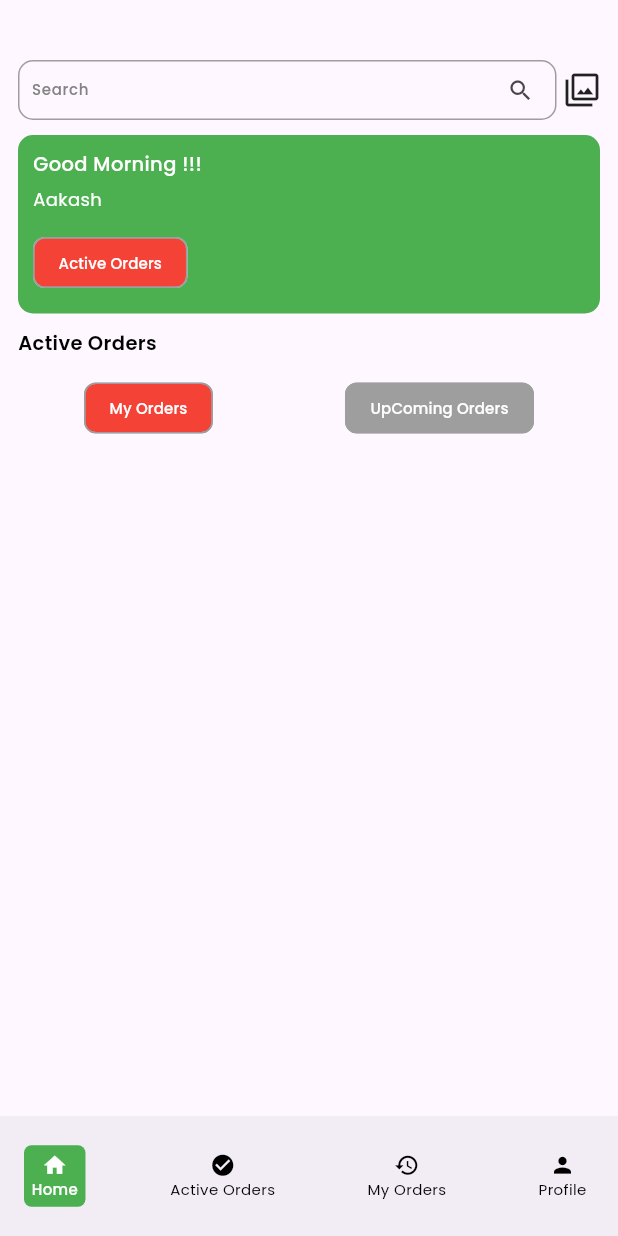
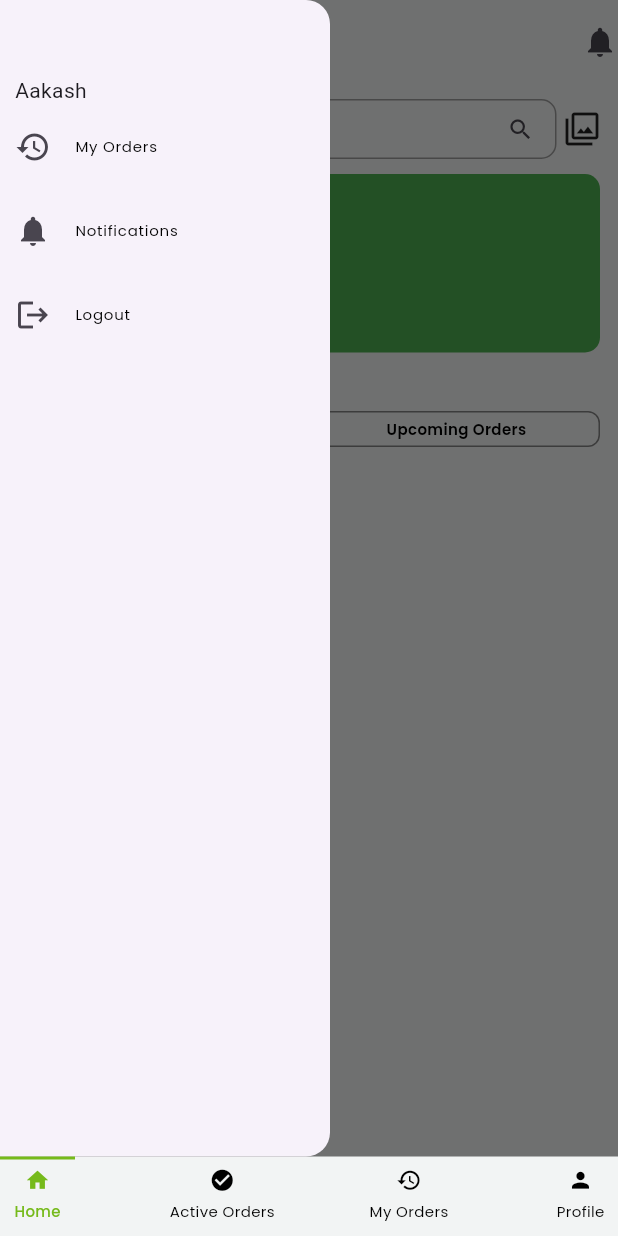
Before and after one commit to Nitin-U/cleanerapp, a Flutter app: the DashboardView screen opened directly, with the side drawer open (before the commit the screen has no drawer), on a phone screen of 412 x 824 dp. Run offline on Flutter 3.47's test engine with Material 3 defaults, Android fonts, the phone set to English and light mode, and no system bars; our stand-ins replace google_fonts, pinput.

Commit message:
create tab bar for the my orders screen

```diff
--- a/lib/main.dart
+++ b/lib/main.dart
@@ -1,4 +1,5 @@
 import 'package:cleanerapp/providers/cleaner_app_provider.dart';
+import 'package:cleanerapp/utils/appcolors.dart';
 import 'package:cleanerapp/view/splash_screen/splash_screen.dart';
 import 'package:flutter/material.dart';
 import 'package:provider/provider.dart';
@@ -14,10 +15,7 @@ class MyApp extends StatelessWidget {
   Widget build(BuildContext context) {
     return MaterialApp(
         debugShowCheckedModeBanner: false,
-        theme: ThemeData(
-          colorScheme: ColorScheme.fromSeed(seedColor: Colors.deepPurple),
-          useMaterial3: true,
-        ),
+        theme: ThemeData(),
         home: SplashScreen());
   }
 }
--- a/lib/utils/appcolors.dart
+++ b/lib/utils/appcolors.dart
@@ -5,4 +5,5 @@ class CleanerAppcolors {
   static const primaryWhitecolor = Color(0xffffffff);
   static const primaryRedcolor = Color(0xffFA2C2C);
   static const primaryGreencolor = Color(0xff76BA1B);
+  static const primarylightgreycolor = Color(0xfff2f4f4);
 }
--- a/lib/utils/style.dart
+++ b/lib/utils/style.dart
@@ -40,6 +40,14 @@ TextStyle get resendfont {
   return GoogleFonts.poppins(
     fontWeight: FontWeight.w600,
     color: Colors.black,
+    fontSize: 10,
+  );
+}
+
+TextStyle get resendwhitefont {
+  return GoogleFonts.poppins(
+    fontWeight: FontWeight.w600,
+    color: CleanerAppcolors.primaryWhitecolor,
     fontSize: 10,
   );
 }
--- a/lib/view/authentication/forgot_password/forgot_password_view/forgot_password_screen.dart
+++ b/lib/view/authentication/forgot_password/forgot_password_view/forgot_password_screen.dart
@@ -11,6 +11,7 @@ class ForgotPasswordScreen extends StatelessWidget {
   @override
   Widget build(BuildContext context) {
     return Scaffold(
+      backgroundColor: CleanerAppcolors.primarylightgreycolor,
       appBar: AppBar(),
       body: Padding(
         padding: EdgeInsets.symmetric(vertical: 50, horizontal: 20),
--- a/lib/view/authentication/login/login_view/login_view.dart
+++ b/lib/view/authentication/login/login_view/login_view.dart
@@ -1,6 +1,7 @@
 import 'package:cleanerapp/custom_widget/button.dart';
 import 'package:cleanerapp/custom_widget/cleaner_textfield.dart';
 import 'package:cleanerapp/custom_widget/transaction_route.dart';
+import 'package:cleanerapp/utils/appcolors.dart';
 import 'package:cleanerapp/utils/style.dart';
 import 'package:cleanerapp/view/authentication/forgot_password/forgot_password_view/forgot_password_screen.dart';
 import 'package:cleanerapp/view/dashboard/dashboard_view/dashboard_view.dart';
@@ -12,6 +13,7 @@ class LoginView extends StatelessWidget {
   @override
   Widget build(BuildContext context) {
     return Scaffold(
+      backgroundColor: CleanerAppcolors.primarylightgreycolor,
       body: Padding(
         padding: EdgeInsets.symmetric(horizontal: 15, vertical: 110),
         child: Column(
--- a/lib/view/authentication/otp/otp_screen_view/otp_screen_view.dart
+++ b/lib/view/authentication/otp/otp_screen_view/otp_screen_view.dart
@@ -17,6 +17,7 @@ class OtpScreenView extends StatelessWidget {
             borderRadius: BorderRadius.circular(10.51),
             border: Border.all(color: CleanerAppcolors.primarygreycolor)));
     return Scaffold(
+      backgroundColor: CleanerAppcolors.primarylightgreycolor,
       appBar: AppBar(),
       body: Padding(
         padding: EdgeInsets.symmetric(horizontal: 20, vertical: 60),
--- a/lib/view/dashboard/dashboard_view/dashboard_view.dart
+++ b/lib/view/dashboard/dashboard_view/dashboard_view.dart
@@ -1,3 +1,4 @@
+import 'package:cleanerapp/utils/appcolors.dart';
 import 'package:cleanerapp/utils/style.dart';
 import 'package:cleanerapp/view/dashboard/dashboard_provider/dashboard_provider.dart';
 import 'package:flutter/material.dart';
@@ -11,132 +12,155 @@ class DashboardView extends StatelessWidget {
     return Consumer<DashboardProvider>(
       builder: (context, dash, child) {
         return Scaffold(
-          bottomNavigationBar: BottomAppBar(
+          backgroundColor: CleanerAppcolors.primarylightgreycolor,
+          bottomNavigationBar: DecoratedBox(
+            decoration: BoxDecoration(),
             child: Row(
+              crossAxisAlignment: CrossAxisAlignment.start,
               mainAxisAlignment: MainAxisAlignment.spaceBetween,
               children: [
                 GestureDetector(
                   onTap: () {
                     dash.screenTabs(dash.currenttab = 0);
                   },
+                  child: Column(
+                    spacing: 5,
+                    mainAxisSize: MainAxisSize.min,
+                    children: [
+                      SizedBox(
+                        height: 2,
+                        width: 50,
                         child: DecoratedBox(
                             decoration: BoxDecoration(
-                        borderRadius: BorderRadius.circular(5),
-                        color: dash.currenttab == 0 ? Colors.green : null),
-                    child: Padding(
-                      padding: EdgeInsets.all(5.0),
-                      child: Column(
-                        mainAxisSize: MainAxisSize.min,
-                        children: [
+                                color: dash.currenttab == 0
+                                    ? CleanerAppcolors.primaryGreencolor
+                                    : null)),
+                      ),
                       Icon(
                         Icons.home,
                         size: 17,
                         color: dash.currenttab == 0
-                                ? Colors.white
+                            ? CleanerAppcolors.primaryGreencolor
                             : Colors.black,
                       ),
                       Text(
                         'Home',
                         style: dash.currenttab == 0
-                                ? dashboardlablefontwhite
+                            ? dashboardlablefontgreen
                             : dashboardlabelfontblack,
                       ),
+                      SizedBox(
+                        height: 5,
+                      )
                     ],
-                      ),
-                    ),
                   ),
                 ),
                 GestureDetector(
                   onTap: () {
                     dash.screenTabs(dash.currenttab = 1);
                   },
+                  child: Column(
+                    spacing: 5,
+                    mainAxisSize: MainAxisSize.min,
+                    children: [
+                      SizedBox(
+                        height: 2,
+                        width: 50,
                         child: DecoratedBox(
                             decoration: BoxDecoration(
-                        borderRadius: BorderRadius.circular(5),
-                        color: dash.currenttab == 1 ? Colors.green : null),
-                    child: Padding(
-                      padding: EdgeInsets.all(5.0),
-                      child: Column(
-                        mainAxisSize: MainAxisSize.min,
-                        children: [
+                                color: dash.currenttab == 1
+                                    ? CleanerAppcolors.primaryGreencolor
+                                    : null)),
+                      ),
                       Icon(
-                            Icons.check_circle,
+                        Icons.check_circle_sharp,
                         size: 17,
                         color: dash.currenttab == 1
-                                ? Colors.white
+                            ? CleanerAppcolors.primaryGreencolor
                             : Colors.black,
                       ),
                       Text(
                         'Active Orders',
                         style: dash.currenttab == 1
-                                ? dashboardlablefontwhite
+                            ? dashboardlablefontgreen
                             : dashboardlabelfontblack,
                       ),
+                      SizedBox(
+                        height: 5,
+                      )
                     ],
-                      ),
-                    ),
                   ),
                 ),
                 GestureDetector(
                   onTap: () {
                     dash.screenTabs(dash.currenttab = 2);
                   },
+                  child: Column(
+                    spacing: 5,
+                    mainAxisSize: MainAxisSize.min,
+                    children: [
+                      SizedBox(
+                        height: 2,
+                        width: 50,
                         child: DecoratedBox(
                             decoration: BoxDecoration(
-                        borderRadius: BorderRadius.circular(5),
-                        color: dash.currenttab == 2 ? Colors.green : null),
-                    child: Padding(
-                      padding: EdgeInsets.all(5.0),
-                      child: Column(
-                        mainAxisSize: MainAxisSize.min,
-                        children: [
+                                color: dash.currenttab == 2
+                                    ? CleanerAppcolors.primaryGreencolor
+                                    : null)),
+                      ),
                       Icon(
                         Icons.history,
                         size: 17,
                         color: dash.currenttab == 2
-                                ? Colors.white
+                            ? CleanerAppcolors.primaryGreencolor
                             : Colors.black,
                       ),
                       Text(
                         'My Orders',
                         style: dash.currenttab == 2
-                                ? dashboardlablefontwhite
+                            ? dashboardlablefontgreen
                             : dashboardlabelfontblack,
                       ),
+                      SizedBox(
+                        height: 5,
+                      )
                     ],
-                      ),
-                    ),
                   ),
                 ),
                 GestureDetector(
                   onTap: () {
                     dash.screenTabs(dash.currenttab = 3);
                   },
+                  child: Column(
+                    spacing: 5,
+                    mainAxisSize: MainAxisSize.min,
+                    children: [
+                      SizedBox(
+                        height: 2,
+                        width: 50,
                         child: DecoratedBox(
                             decoration: BoxDecoration(
-                        borderRadius: BorderRadius.circular(5),
-                        color: dash.currenttab == 3 ? Colors.green : null),
-                    child: Padding(
-                      padding: EdgeInsets.all(5.0),
-                      child: Column(
-                        mainAxisSize: MainAxisSize.min,
-                        children: [
+                                color: dash.currenttab == 3
+                                    ? CleanerAppcolors.primaryGreencolor
+                                    : null)),
+                      ),
                       Icon(
                         Icons.person,
                         size: 17,
                         color: dash.currenttab == 3
-                                ? Colors.white
+                            ? CleanerAppcolors.primaryGreencolor
                             : Colors.black,
                       ),
                       Text(
                         'Profile',
                         style: dash.currenttab == 3
-                                ? dashboardlablefontwhite
+                            ? dashboardlablefontgreen
                             : dashboardlabelfontblack,
                       ),
+                      SizedBox(
+                        height: 5,
+                      )
                     ],
-                      ),
-                    ),
                   ),
                 ),
               ],
--- a/lib/view/dashboard_screens/active_orders/active_order_screen.dart
+++ b/lib/view/dashboard_screens/active_orders/active_orders_view/active_order_screen.dart
@@ -1,3 +1,4 @@
+import 'package:cleanerapp/utils/appcolors.dart';
 import 'package:flutter/material.dart';
 
 class ActiveOrderScreen extends StatelessWidget {
@@ -5,10 +6,8 @@ class ActiveOrderScreen extends StatelessWidget {
 
   @override
   Widget build(BuildContext context) {
-    return  Scaffold(
-       appBar: AppBar(
-        backgroundColor: Colors.green,
-      ),
+    return Scaffold(
+      backgroundColor: CleanerAppcolors.primarylightgreycolor,
     );
   }
 }
--- /dev/null
+++ b/lib/view/dashboard_screens/home/components/cleaner_app_drawer/cleaner_app_drawer.dart
@@ -0,0 +1,49 @@
+import 'package:flutter/material.dart';
+
+import '../../../../../utils/style.dart';
+
+class CleanerAppDrawer extends StatelessWidget {
+  const CleanerAppDrawer({
+    super.key,
+  });
+
+  @override
+  Widget build(BuildContext context) {
+    return Drawer(
+      width: 220,
+      child: Padding(
+        padding: EdgeInsets.symmetric(horizontal: 10, vertical: 50),
+        child: Column(
+          crossAxisAlignment: CrossAxisAlignment.start,
+          children: [
+            Text('Aakash'),
+            ListTile(
+              contentPadding: EdgeInsets.all(0),
+              leading: Icon(Icons.history),
+              title: Text(
+                'My Orders',
+                style: dashboardlabelfontblack,
+              ),
+            ),
+            ListTile(
+              contentPadding: EdgeInsets.all(0),
+              leading: Icon(Icons.notifications),
+              title: Text(
+                'Notifications',
+                style: dashboardlabelfontblack,
+              ),
+            ),
+            ListTile(
+              contentPadding: EdgeInsets.all(0),
+              leading: Icon(Icons.logout),
+              title: Text(
+                'Logout',
+                style: dashboardlabelfontblack,
+              ),
+            ),
+          ],
+        ),
+      ),
+    );
+  }
+}
--- /dev/null
+++ b/lib/view/dashboard_screens/home/components/my_orders_list/my_orders_list.dart
@@ -0,0 +1,24 @@
+import 'package:cleanerapp/utils/style.dart';
+import 'package:flutter/material.dart';
+
+class MyOrders extends StatelessWidget {
+  const MyOrders({
+    super.key,
+  });
+
+  @override
+  Widget build(BuildContext context) {
+    return Column(
+      children: [
+        ListTile(
+          contentPadding: EdgeInsets.all(0),
+          leading: Icon(Icons.history),
+          title: Text(
+            'My Orders',
+            style: dashboardlabelfontblack,
+          ),
+        ),
+      ],
+    );
+  }
+}
--- /dev/null
+++ b/lib/view/dashboard_screens/home/components/orders_tabs/orders_tabs.dart
@@ -0,0 +1,85 @@
+import 'package:cleanerapp/utils/style.dart';
+import 'package:cleanerapp/view/dashboard_screens/home/home_provider/home_provider.dart';
+import 'package:flutter/material.dart';
+import 'package:provider/provider.dart';
+
+import '../../../../../utils/appcolors.dart';
+
+class OrdersTabs extends StatelessWidget {
+  const OrdersTabs({
+    super.key,
+  });
+
+  @override
+  Widget build(BuildContext context) {
+    return Consumer<HomeProvider>(
+      builder: (context, home, child) {
+        return Row(
+          spacing: 5,
+          children: [
+            Expanded(
+              child: GestureDetector(
+                onTap: () {
+                  home.getTab(home.tabs = 0);
+                },
+                child: SizedBox(
+                  width: MediaQuery.sizeOf(context).width,
+                  child: DecoratedBox(
+                    decoration: BoxDecoration(
+                        border: Border.all(
+                            color: home.tabs == 0
+                                ? CleanerAppcolors.primaryGreencolor
+                                : CleanerAppcolors.primarygreycolor),
+                        color: home.tabs == 0
+                            ? CleanerAppcolors.primaryGreencolor
+                            : CleanerAppcolors.primarylightgreycolor,
+                        borderRadius: BorderRadius.circular(8)),
+                    child: Padding(
+                      padding: const EdgeInsets.all(5.0),
+                      child: Center(
+                        child: Text(
+                          'My Orders',
+                          style: home.tabs == 0 ? resendwhitefont : resendfont,
+                        ),
+                      ),
+                    ),
+                  ),
+                ),
+              ),
+            ),
+            Expanded(
+              child: GestureDetector(
+                onTap: () {
+                  home.getTab(home.tabs = 1);
+                },
+                child: SizedBox(
+                  width: MediaQuery.sizeOf(context).width,
+                  child: DecoratedBox(
+                    decoration: BoxDecoration(
+                        border: Border.all(
+                            color: home.tabs == 1
+                                ? CleanerAppcolors.primaryGreencolor
+                                : CleanerAppcolors.primarygreycolor),
+                        color: home.tabs == 1
+                            ? CleanerAppcolors.primaryGreencolor
+                            : CleanerAppcolors.primarylightgreycolor,
+                        borderRadius: BorderRadius.circular(8)),
+                    child: Padding(
+                      padding: const EdgeInsets.all(5.0),
+                      child: Center(
+                        child: Text(
+                          'Upcoming Orders',
+                          style: home.tabs == 1 ? resendwhitefont : resendfont,
+                        ),
+                      ),
+                    ),
+                  ),
+                ),
+              ),
+            ),
+          ],
+        );
+      },
+    );
+  }
+}
--- /dev/null
+++ b/lib/view/dashboard_screens/home/components/upcoming_orders_list/upcoming_order_list.dart
@@ -0,0 +1,24 @@
+import 'package:cleanerapp/utils/style.dart';
+import 'package:flutter/material.dart';
+
+class UpComingOrders extends StatelessWidget {
+  const UpComingOrders({
+    super.key,
+  });
+
+  @override
+  Widget build(BuildContext context) {
+    return Column(
+      children: [
+        ListTile(
+          contentPadding: EdgeInsets.all(0),
+          leading: Icon(Icons.history),
+          title: Text(
+            'Up Coming orders',
+            style: dashboardlabelfontblack,
+          ),
+        ),
+      ],
+    );
+  }
+}
--- a/lib/view/dashboard_screens/home/home_screen.dart
+++ b/lib/view/dashboard_screens/home/home_view/home_screen.dart
@@ -1,7 +1,11 @@
-import 'package:cleanerapp/custom_widget/cleaner_chip.dart';
 import 'package:cleanerapp/custom_widget/cleaner_textfield.dart';
+import 'package:cleanerapp/utils/appcolors.dart';
 import 'package:cleanerapp/utils/style.dart';
+import 'package:cleanerapp/view/dashboard_screens/home/components/cleaner_app_drawer/cleaner_app_drawer.dart';
 import 'package:cleanerapp/view/dashboard_screens/home/components/greetings_card.dart';
+import 'package:cleanerapp/view/dashboard_screens/home/components/my_orders_list/my_orders_list.dart';
+import 'package:cleanerapp/view/dashboard_screens/home/components/orders_tabs/orders_tabs.dart';
+import 'package:cleanerapp/view/dashboard_screens/home/components/upcoming_orders_list/upcoming_order_list.dart';
 import 'package:cleanerapp/view/dashboard_screens/home/home_provider/home_provider.dart';
 import 'package:flutter/material.dart';
 import 'package:provider/provider.dart';
@@ -14,8 +18,22 @@ class HomeScreen extends StatelessWidget {
     return Consumer<HomeProvider>(
       builder: (context, home, child) {
         return Scaffold(
+          drawer: CleanerAppDrawer(),
+          appBar: AppBar(
+            leading: Builder(
+              builder: (context) => GestureDetector(
+                  onTap: () {
+                    Scaffold.of(context).openDrawer();
+                  },
+                  child: Icon(Icons.menu)),
+            ),
+            actions: [Icon(Icons.notifications)],
+            backgroundColor: CleanerAppcolors.primarylightgreycolor,
+            automaticallyImplyLeading: false,
+          ),
+          backgroundColor: CleanerAppcolors.primarylightgreycolor,
           body: Padding(
-            padding: const EdgeInsets.symmetric(horizontal: 12, vertical: 40),
+            padding: const EdgeInsets.symmetric(horizontal: 12, vertical: 10),
             child: SingleChildScrollView(
               child: Column(
                 crossAxisAlignment: CrossAxisAlignment.start,
@@ -35,19 +53,9 @@ class HomeScreen extends StatelessWidget {
                     'Active Orders',
                     style: greetingsStyleblack,
                   ),
-                  Row(
-                    mainAxisAlignment: MainAxisAlignment.spaceAround,
-                    children: [
-                      CleanerChip(
-                          backgroundColor: Colors.red,
-                          onPressed: () {},
-                          label: 'My Orders'),
-                      CleanerChip(
-                          backgroundColor: Colors.grey,
-                          onPressed: () {},
-                          label: 'UpComing Orders')
-                    ],
-                  ),
+                  OrdersTabs(),
+                  if (home.tabs == 0) MyOrders(),
+                  if (home.tabs == 1) UpComingOrders()
                 ],
               ),
             ),
--- a/lib/view/dashboard_screens/my_orders/my_orders_screen.dart
+++ /dev/null
@@ -1,12 +0,0 @@
-import 'package:flutter/material.dart';
-
-class MyOrdersScreen extends StatelessWidget {
-  const MyOrdersScreen({super.key});
-
-  @override
-  Widget build(BuildContext context) {
-    return  Scaffold( appBar: AppBar(
-        backgroundColor: Colors.red,
-      ),);
-  }
-}
--- /dev/null
+++ b/lib/view/dashboard_screens/my_orders/my_orders_view/my_orders_screen.dart
@@ -0,0 +1,41 @@
+import 'package:cleanerapp/utils/appcolors.dart';
+import 'package:cleanerapp/utils/style.dart';
+import 'package:cleanerapp/view/dashboard_screens/home/components/my_orders_list/my_orders_list.dart';
+import 'package:cleanerapp/view/dashboard_screens/home/components/upcoming_orders_list/upcoming_order_list.dart';
+import 'package:flutter/material.dart';
+
+class MyOrdersScreen extends StatelessWidget {
+  const MyOrdersScreen({super.key});
+
+  @override
+  Widget build(BuildContext context) {
+    return DefaultTabController(
+      length: 2,
+      child: Scaffold(
+        appBar: AppBar(
+          centerTitle: true,
+          title: Text(
+            'My Orders',
+            style: resendfont,
+          ),
+          bottom: TabBar(
+              indicatorSize: TabBarIndicatorSize.tab,
+              indicator:
+                  BoxDecoration(color: CleanerAppcolors.primaryGreencolor),
+              labelStyle: resendwhitefont,
+              tabs: [
+                Tab(
+                  text: 'My Orders',
+                ),
+                Tab(
+                  text: 'Upcoming Orders',
+                )
+              ]),
+          backgroundColor: CleanerAppcolors.primarylightgreycolor,
+        ),
+        backgroundColor: CleanerAppcolors.primarylightgreycolor,
+        body: TabBarView(children: [MyOrders(), UpComingOrders()]),
+      ),
+    );
+  }
+}
--- a/lib/view/dashboard_screens/profile/profile_screen.dart
+++ b/lib/view/dashboard_screens/profile/profile_view/profile_screen.dart
@@ -1,3 +1,4 @@
+import 'package:cleanerapp/utils/appcolors.dart';
 import 'package:flutter/material.dart';
 
 class ProfileScreen extends StatelessWidget {
@@ -6,9 +7,7 @@ class ProfileScreen extends StatelessWidget {
   @override
   Widget build(BuildContext context) {
     return Scaffold(
-      appBar: AppBar(
-        backgroundColor: Colors.purple,
-      ),
+      backgroundColor: CleanerAppcolors.primarylightgreycolor,
     );
   }
 }
--- a/lib/view/splash_screen/splash_screen.dart
+++ b/lib/view/splash_screen/splash_screen.dart
@@ -1,6 +1,7 @@
 import 'dart:async';
 
 import 'package:cleanerapp/custom_widget/transaction_route.dart';
+import 'package:cleanerapp/utils/appcolors.dart';
 import 'package:cleanerapp/utils/cleanericonspng.dart';
 import 'package:cleanerapp/utils/style.dart';
 import 'package:cleanerapp/view/authentication/login/login_view/login_view.dart';
@@ -29,6 +30,7 @@ class _SplashScreen extends State<SplashScreen> {
   @override
   Widget build(BuildContext context) {
     return Scaffold(
+      backgroundColor: CleanerAppcolors.primarylightgreycolor,
       body: Center(
         child: Column(
           spacing: 5,
```
Also changed, not shown: lib/view/dashboard/dashboard_provider/dashboard_provider.dart (+4 -4 lines), assets/filtericon.png (added). Lines whose indentation alone changed are shown as unchanged.
